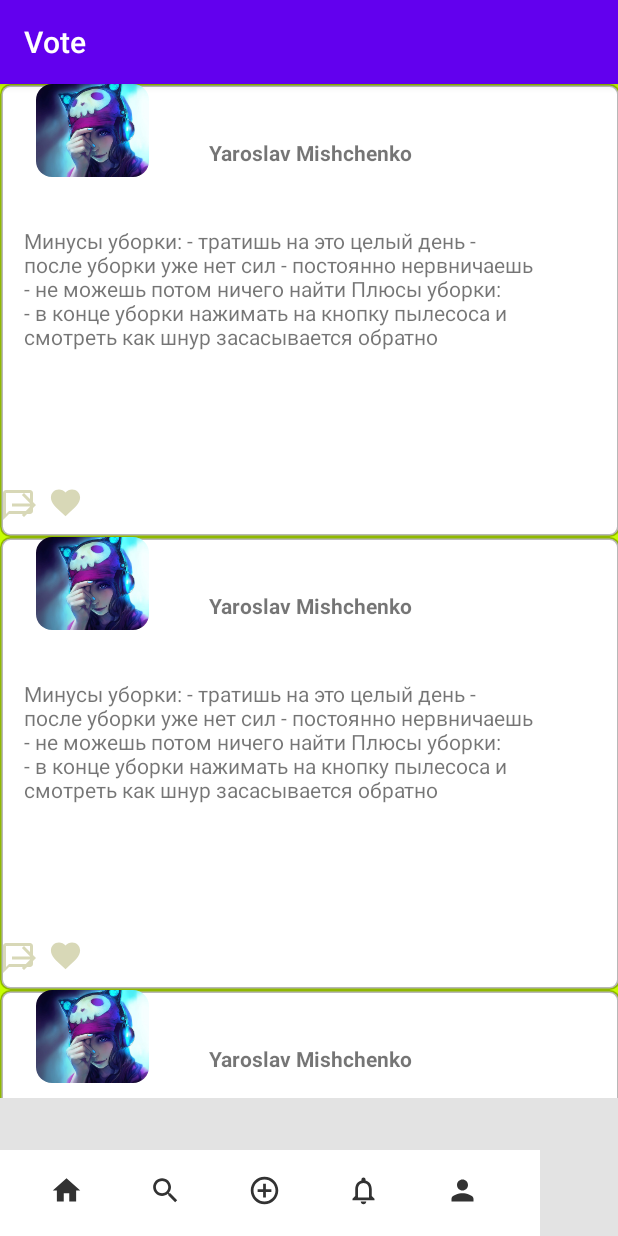
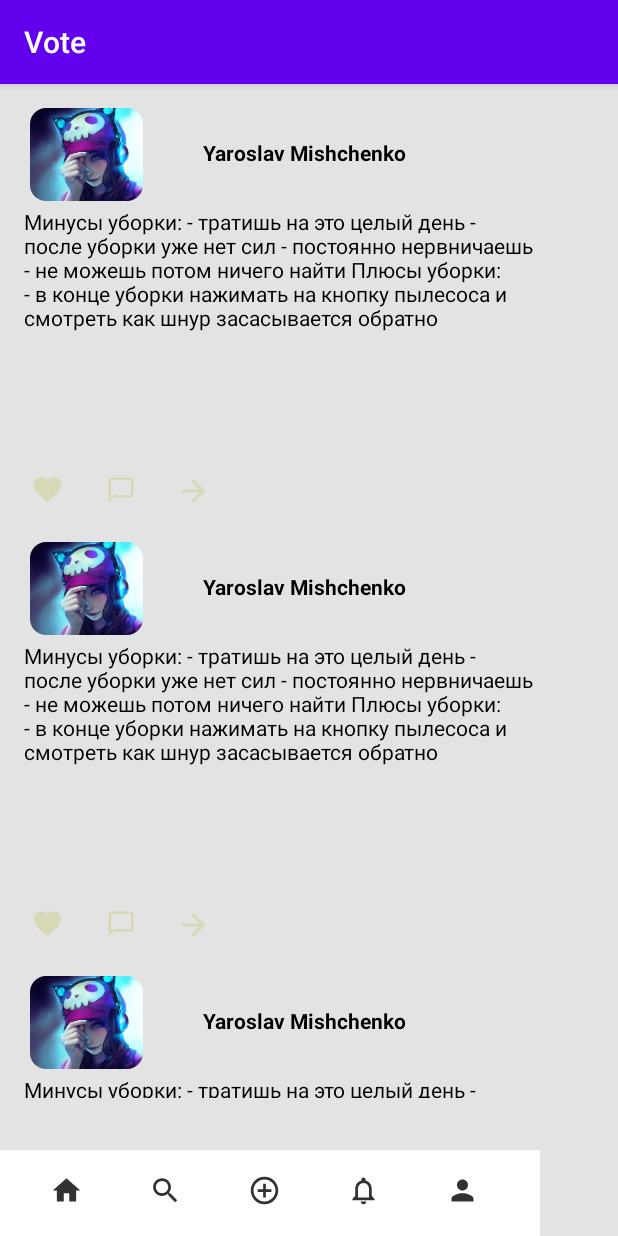
Before and after one commit to Mix200208/Test, an Android app: the ListPost screen opened directly, with no data from a screen before it, on a phone screen of 412 x 824 dp. Run offline under Robolectric (Android 15) with nearby library versions, the phone set to English and light mode, and no system bars.

Commit message:
Recycle View

```diff
--- a/app/src/main/res/layout/post_item.xml
+++ b/app/src/main/res/layout/post_item.xml
@@ -7,28 +7,29 @@
 
     <ImageView
         android:id="@+id/back"
-        android:layout_width="413dp"
-        android:layout_height="302dp"
-        android:background="#C6FF00"
+        android:layout_width="408dp"
+        android:layout_height="289dp"
+        android:background="#00FFEA"
         app:layout_constraintBottom_toBottomOf="parent"
         app:layout_constraintEnd_toEndOf="parent"
         app:layout_constraintHorizontal_bias="0.0"
         app:layout_constraintStart_toStartOf="parent"
         app:layout_constraintTop_toTopOf="parent"
         app:layout_constraintVertical_bias="0.0"
-        app:srcCompat="@drawable/login_edittext" />
+        app:srcCompat="@color/fill" />
 
     <ImageView
         android:id="@+id/Avatar"
         android:layout_width="75dp"
         android:layout_height="62dp"
-        android:layout_marginStart="24dp"
-        android:layout_marginLeft="24dp"
+        android:layout_marginStart="20dp"
+        android:layout_marginLeft="20dp"
+        android:layout_marginTop="16dp"
         android:scaleType="centerCrop"
         app:layout_constraintStart_toStartOf="parent"
+        app:layout_constraintTop_toTopOf="@+id/back"
         app:srcCompat="@drawable/test1"
-        tools:ignore="MissingConstraints"
-        tools:layout_editor_absoluteY="16dp" />
+        tools:ignore="MissingConstraints" />
 
     <TextView
         android:id="@+id/Nick"
@@ -38,6 +39,7 @@
         android:layout_marginLeft="40dp"
         android:layout_marginTop="36dp"
         android:text="Yaroslav Mishchenko"
+        android:textColor="@color/black"
         android:textStyle="bold"
         app:layout_constraintStart_toEndOf="@+id/Avatar"
         app:layout_constraintTop_toTopOf="@+id/back" />
@@ -50,6 +52,7 @@
         android:layout_marginLeft="16dp"
         android:layout_marginTop="44dp"
         android:layout_marginBottom="40dp"
+        android:textColor="@color/black"
         android:text="Минусы уборки: - тратишь на это целый день - после уборки уже нет сил - постоянно нервничаешь - не можешь потом ничего найти Плюсы уборки: - в конце уборки нажимать на кнопку пылесоса и смотреть как шнур засасывается обратно"
         app:layout_constraintBottom_toBottomOf="@+id/back"
         app:layout_constraintStart_toStartOf="parent"
@@ -58,11 +61,15 @@
 
     <ImageView
         android:id="@+id/Like"
-        android:layout_width="39dp"
-        android:layout_height="23dp"
+        android:layout_width="34dp"
+        android:layout_height="22dp"
         android:layout_marginStart="24dp"
         android:layout_marginLeft="24dp"
-        android:layout_marginTop="212dp"
+        android:layout_marginTop="204dp"
+        android:layout_marginEnd="233dp"
+        android:layout_marginRight="233dp"
+        app:layout_constraintEnd_toStartOf="@+id/Comment"
+        app:layout_constraintHorizontal_bias="0.041"
         app:layout_constraintStart_toStartOf="parent"
         app:layout_constraintTop_toBottomOf="@+id/Nick"
         app:srcCompat="@drawable/ic_baseline_favorite_24"
@@ -70,24 +77,32 @@
 
     <ImageView
         android:id="@+id/Comment"
-        android:layout_width="wrap_content"
-        android:layout_height="wrap_content"
+        android:layout_width="33dp"
+        android:layout_height="20dp"
+        android:layout_marginStart="64dp"
+        android:layout_marginLeft="64dp"
         android:layout_marginTop="204dp"
         app:layout_constraintBottom_toBottomOf="parent"
+        app:layout_constraintStart_toStartOf="@+id/back"
         app:layout_constraintTop_toBottomOf="@+id/Nick"
+        app:layout_constraintVertical_bias="0.1"
         app:srcCompat="@drawable/ic_baseline_chat_bubble_outline_24"
-        tools:ignore="MissingConstraints,VectorDrawableCompat"
-        tools:layout_editor_absoluteX="91dp" />
+        tools:ignore="MissingConstraints,VectorDrawableCompat" />
 
     <ImageView
         android:id="@+id/Repost"
-        android:layout_width="32dp"
+        android:layout_width="31dp"
         android:layout_height="24dp"
+        android:layout_marginStart="16dp"
+        android:layout_marginLeft="16dp"
         android:layout_marginTop="204dp"
         app:layout_constraintBottom_toBottomOf="parent"
+        app:layout_constraintEnd_toStartOf="@+id/back"
+        app:layout_constraintHorizontal_bias="0.0"
+        app:layout_constraintStart_toEndOf="@+id/Comment"
         app:layout_constraintTop_toBottomOf="@+id/Nick"
+        app:layout_constraintVertical_bias="0.0"
         app:srcCompat="@drawable/ic_baseline_arrow_forward_24"
-        tools:ignore="MissingConstraints,VectorDrawableCompat"
-        tools:layout_editor_absoluteX="139dp" />
+        tools:ignore="MissingConstraints,VectorDrawableCompat" />
 
 </androidx.constraintlayout.widget.ConstraintLayout>
```
